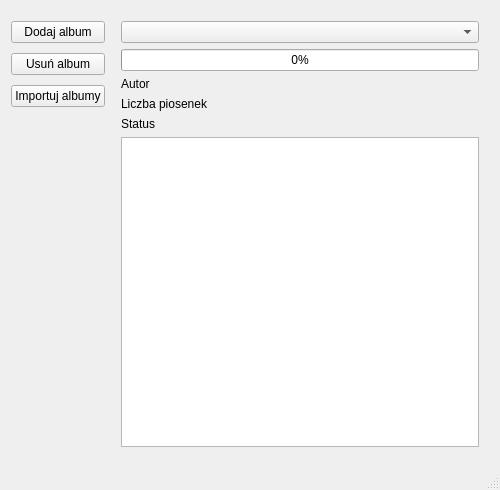
Before: the Qt Designer form musicapp.ui in suwka/musicapp, drawn with Qt 5.
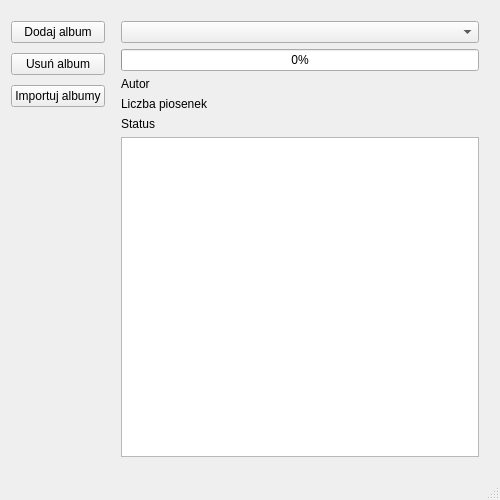
After: the same form once the commit is applied.

The edit to the form file:
```diff
--- a/musicapp.ui
+++ b/musicapp.ui
@@ -7,9 +7,21 @@
     <x>0</x>
     <y>0</y>
     <width>500</width>
-    <height>490</height>
+    <height>500</height>
    </rect>
   </property>
+  <property name="minimumSize">
+   <size>
+    <width>500</width>
+    <height>500</height>
+   </size>
+  </property>
+  <property name="maximumSize">
+   <size>
+    <width>1920</width>
+    <height>1080</height>
+   </size>
+  </property>
   <property name="windowTitle">
    <string>musicapp</string>
   </property>
```
Left out of the diff: 6 changed lines with no effect on the pictures.
